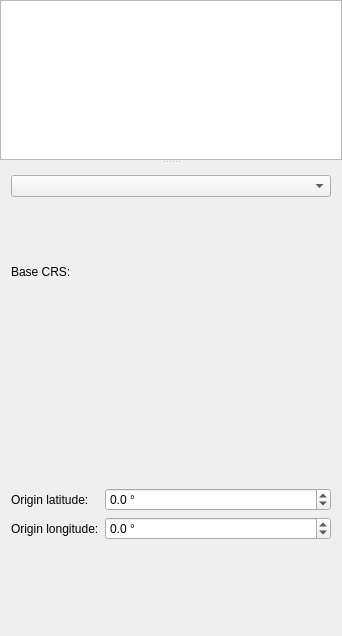
Qt form src/ui/qgsgenericprojectionselectorbase.ui (qgis/QGIS) before a commit.
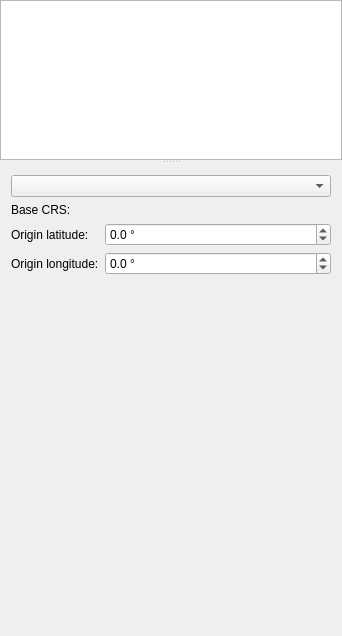
The same form after that commit. The open tabs and pages were chosen to show the change. Icons and pictures are not drawn. Custom widgets are drawn as their Qt base class.

Commit message: add topocentric base crs as member of project - disable setting additional topocentric crs as base when creating a topocentric crs - remove unknown earth crs from string

Patch:
```diff
--- a/src/ui/qgsgenericprojectionselectorbase.ui
+++ b/src/ui/qgsgenericprojectionselectorbase.ui
@@ -140,26 +140,26 @@
            <property name="bottomMargin">
             <number>0</number>
            </property>
-           <item>
-            <widget class="QLabel" name="mLabelTopoBaseCrs">
-             <property name="text">
-              <string>Base CRS:</string>
-             </property>
-            </widget>
-           </item>
-           <item>
-            <widget class="QgsProjectionSelectionTreeWidget" name="mTopocentricBaseSelector" native="true"/>
-           </item>
            <item>
             <layout class="QFormLayout" name="formLayoutTopoOrigin">
              <item row="0" column="0">
+              <widget class="QLabel" name="mLabelTopoBaseCrs">
+               <property name="text">
+                <string>Base CRS:</string>
+               </property>
+              </widget>
+             </item>
+             <item row="0" column="1">
+              <widget class="QgsProjectionSelectionWidget" name="mTopocentricBaseSelector"/>
+             </item>
+             <item row="1" column="0">
               <widget class="QLabel" name="mLabelTopoLat">
                <property name="text">
                 <string>Origin latitude:</string>
                </property>
               </widget>
              </item>
-             <item row="0" column="1">
+             <item row="1" column="1">
               <widget class="QgsDoubleSpinBox" name="mSpinBoxTopoLat">
                <property name="minimum">
                 <double>-90.000000000000000</double>
@@ -175,14 +175,14 @@
                </property>
               </widget>
              </item>
-             <item row="1" column="0">
+             <item row="2" column="0">
               <widget class="QLabel" name="mLabelTopoLon">
                <property name="text">
                 <string>Origin longitude:</string>
                </property>
               </widget>
              </item>
-             <item row="1" column="1">
+             <item row="2" column="1">
               <widget class="QgsDoubleSpinBox" name="mSpinBoxTopoLon">
                <property name="minimum">
                 <double>-180.000000000000000</double>
@@ -235,6 +235,11 @@
    <extends>QDoubleSpinBox</extends>
    <header>qgsdoublespinbox.h</header>
   </customwidget>
+  <customwidget>
+   <class>QgsProjectionSelectionWidget</class>
+   <extends>QWidget</extends>
+   <header>qgsprojectionselectionwidget.h</header>
+  </customwidget>
  </customwidgets>
  <resources/>
  <connections/>
```
The commit also changes 12 other files.
